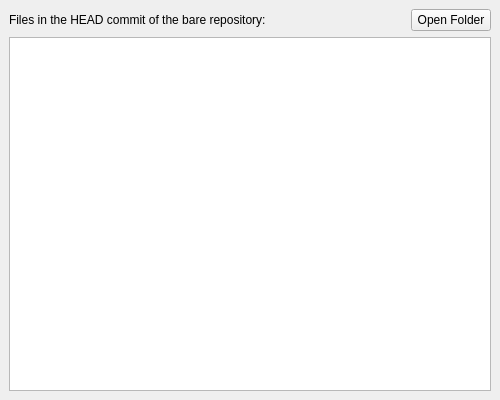
Above: gui/CodeWidget.ui from defnax/retroGit before the change. Below: the same form after it.
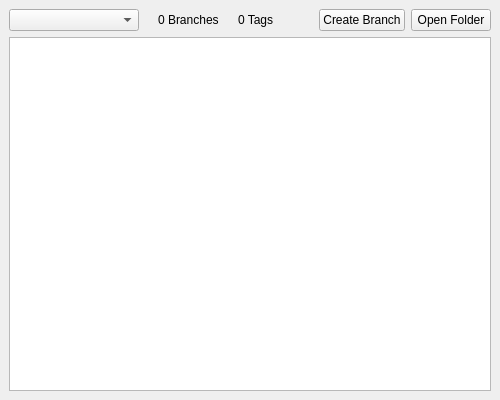
That is the form after the change.

Commit message: Adde branch functionality

Diff of the .ui file:
```diff
--- a/gui/CodeWidget.ui
+++ b/gui/CodeWidget.ui
@@ -32,9 +32,40 @@
    <item>
     <layout class="QHBoxLayout" name="topRowLayout">
      <item>
-      <widget class="QLabel" name="lblBrowser">
+       <widget class="QComboBox" name="mBranchCombo">
+        <property name="minimumSize">
+         <size>
+          <width>130</width>
+          <height>0</height>
+         </size>
+        </property>
+       </widget>
+      </item>
+      <item>
+       <widget class="QLabel" name="mBranchCountIcon">
        <property name="text">
-        <string>Files in the HEAD commit of the bare repository:</string>
+         <string/>
+        </property>
+       </widget>
+      </item>
+      <item>
+       <widget class="QLabel" name="mBranchCountLabel">
+        <property name="text">
+         <string>0 Branches</string>
+        </property>
+       </widget>
+      </item>
+      <item>
+       <widget class="QLabel" name="mTagCountIcon">
+        <property name="text">
+         <string/>
+        </property>
+       </widget>
+      </item>
+      <item>
+       <widget class="QLabel" name="mTagCountLabel">
+        <property name="text">
+         <string>0 Tags</string>
        </property>
       </widget>
      </item>
@@ -51,6 +82,13 @@
        </property>
       </spacer>
      </item>
+      <item>
+       <widget class="QPushButton" name="mBtnCreateBranch">
+        <property name="text">
+         <string>Create Branch</string>
+        </property>
+       </widget>
+      </item>
      <item>
       <widget class="QPushButton" name="mBtnOpenFolder">
        <property name="text">
```
Lines whose indentation alone changed are shown as unchanged. The commit also changes 13 other files.
